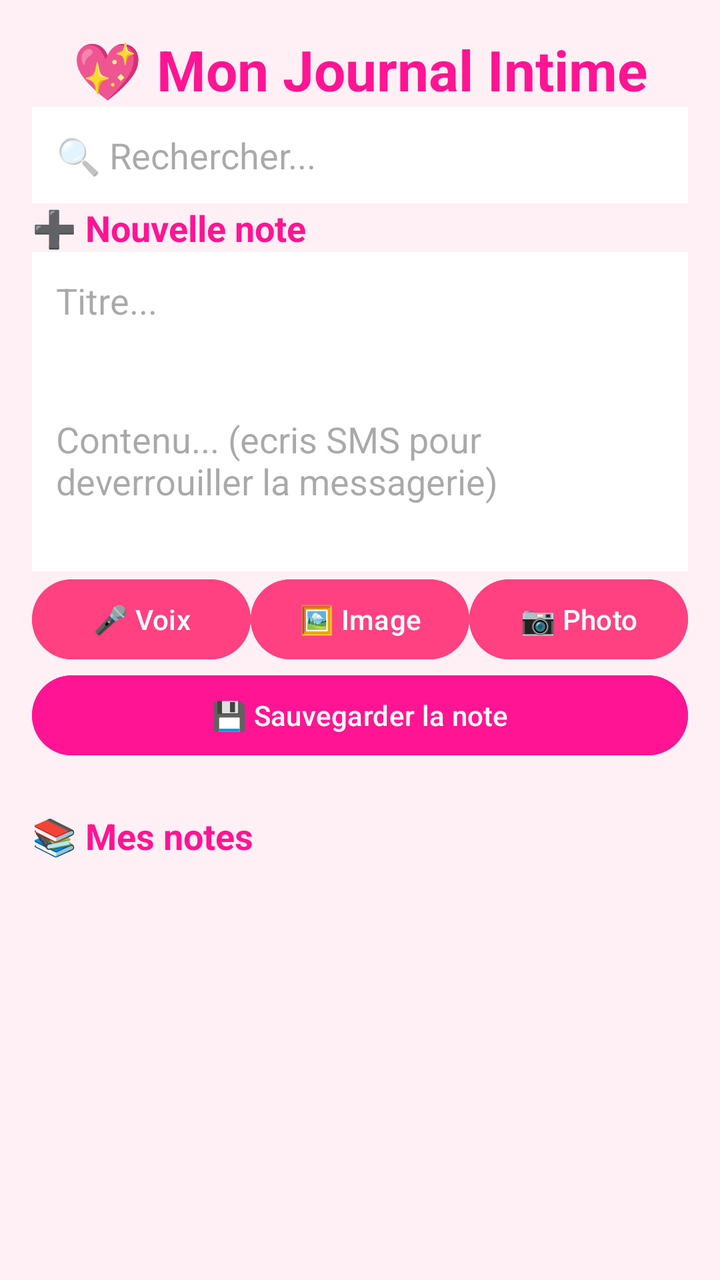
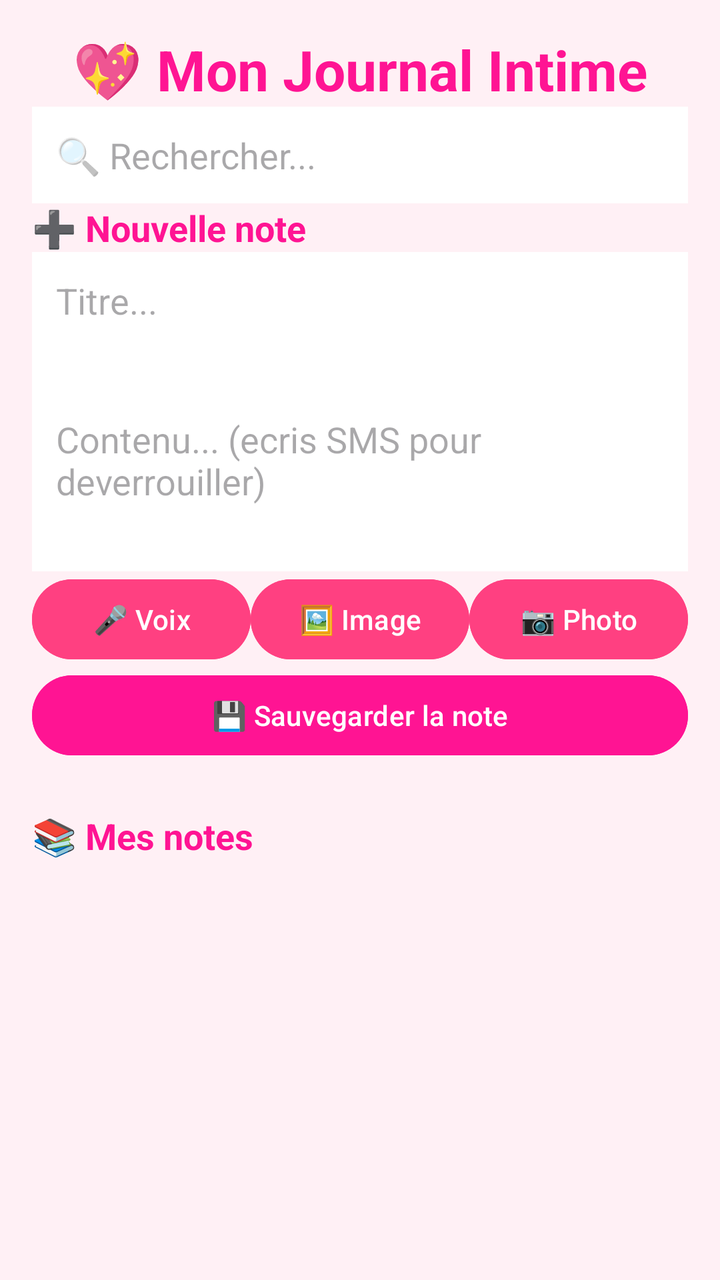

Screens rendered from an Android XML layout before and after an edit, with the pre-edit source and the edit as a unified diff.
<!-- AndroidManifest.xml: application theme Theme.Keepit -->
<!-- res/layout/fragment_journal.xml -->
<?xml version="1.0" encoding="utf-8"?>
<ScrollView xmlns:android="http://schemas.android.com/apk/res/android"
    android:layout_width="match_parent"
    android:layout_height="match_parent"
    android:background="#FFF0F5"
    android:padding="16dp">

    <LinearLayout
        android:layout_width="match_parent"
        android:layout_height="wrap_content"
        android:orientation="vertical"
        android:spacing="16dp">

        <TextView
            android:layout_width="match_parent"
            android:layout_height="wrap_content"
            android:text="💖 Mon Journal Intime"
            android:textSize="28sp"
            android:textStyle="bold"
            android:textColor="#FF1493"
            android:gravity="center"/>

        <EditText
            android:id="@+id/etSearch"
            android:layout_width="match_parent"
            android:layout_height="wrap_content"
            android:hint="🔍 Rechercher..."
            android:background="#FFFFFF"
            android:padding="12dp"/>

        <TextView
            android:layout_width="match_parent"
            android:layout_height="wrap_content"
            android:text="➕ Nouvelle note"
            android:textSize="18sp"
            android:textStyle="bold"
            android:textColor="#FF1493"/>

        <EditText
            android:id="@+id/etTitle"
            android:layout_width="match_parent"
            android:layout_height="wrap_content"
            android:hint="Titre..."
            android:background="#FFFFFF"
            android:padding="12dp"/>

        <EditText
            android:id="@+id/etContent"
            android:layout_width="match_parent"
            android:layout_height="wrap_content"
            android:hint="Contenu... (ecris SMS pour deverrouiller la messagerie)"
            android:minLines="4"
            android:background="#FFFFFF"
            android:padding="12dp"/>

        <LinearLayout
            android:layout_width="match_parent"
            android:layout_height="wrap_content"
            android:orientation="horizontal"
            android:spacing="8dp">

            <Button
                android:id="@+id/btnVoice"
                android:layout_width="0dp"
                android:layout_height="wrap_content"
                android:layout_weight="1"
                android:text="🎤 Voix"
                android:backgroundTint="#FF4081"
                android:textColor="#FFFFFF"/>

            <Button
                android:id="@+id/btnImage"
                android:layout_width="0dp"
                android:layout_height="wrap_content"
                android:layout_weight="1"
                android:text="🖼️ Image"
                android:backgroundTint="#FF4081"
                android:textColor="#FFFFFF"/>

            <Button
                android:id="@+id/btnCamera"
                android:layout_width="0dp"
                android:layout_height="wrap_content"
                android:layout_weight="1"
                android:text="📷 Photo"
                android:backgroundTint="#FF4081"
                android:textColor="#FFFFFF"/>
        </LinearLayout>

        <Button
            android:id="@+id/btnSaveNote"
            android:layout_width="match_parent"
            android:layout_height="wrap_content"
            android:text="💾 Sauvegarder la note"
            android:backgroundTint="#FF1493"
            android:textColor="#FFFFFF"/>

        <TextView
            android:layout_width="match_parent"
            android:layout_height="wrap_content"
            android:text="📚 Mes notes"
            android:textSize="18sp"
            android:textStyle="bold"
            android:textColor="#FF1493"
            android:layout_marginTop="24dp"/>

        <LinearLayout
            android:id="@+id/llNotes"
            android:layout_width="match_parent"
            android:layout_height="wrap_content"
            android:orientation="vertical"
            android:spacing="12dp"/>

    </LinearLayout>
</ScrollView>
<!-- resources referenced by this layout -->
<resources>
  <style name="Theme.Keepit" parent="Theme.Material3.Light.NoActionBar">
          <item name="colorPrimary">#FF1493</item>
          <item name="colorOnPrimary">#FFFFFF</item>
          <item name="android:windowBackground">#FFF0F5</item>
      </style>
</resources>

<!-- the commit's change to res/layout/fragment_journal.xml (unified diff, before → after) -->
@@ -48,7 +48,7 @@
             android:id="@+id/etContent"
             android:layout_width="match_parent"
             android:layout_height="wrap_content"
-            android:hint="Contenu... (ecris SMS pour deverrouiller la messagerie)"
+            android:hint="Contenu... (ecris SMS pour deverrouiller)"
             android:minLines="4"
             android:background="#FFFFFF"
             android:padding="12dp"/>
